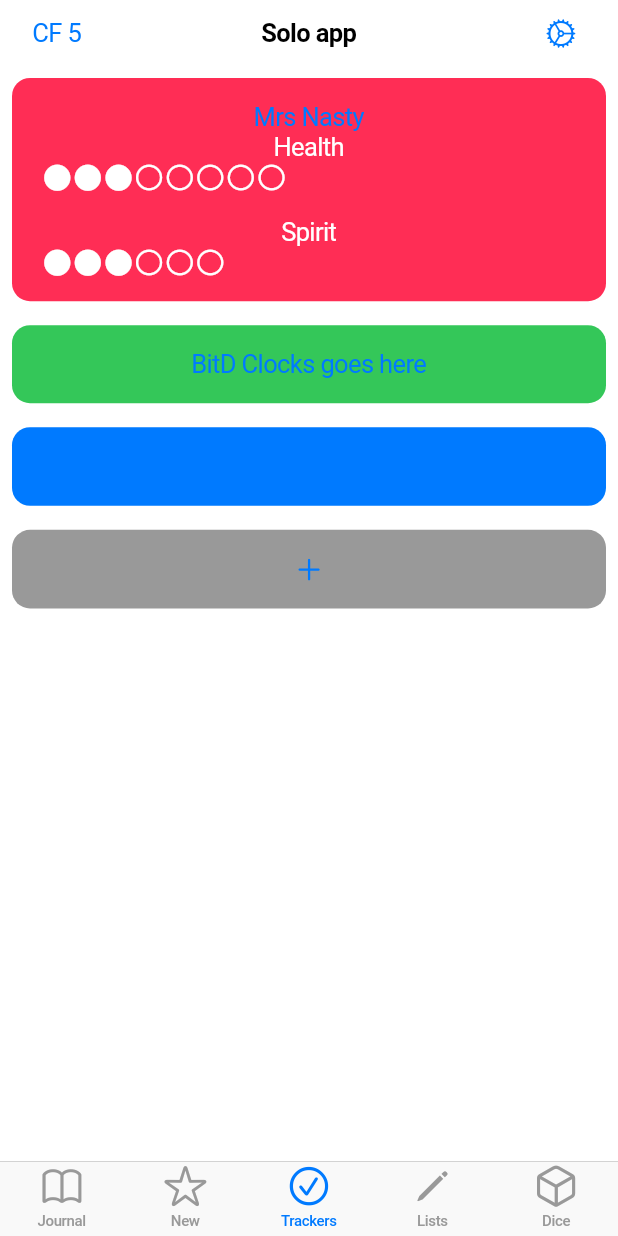
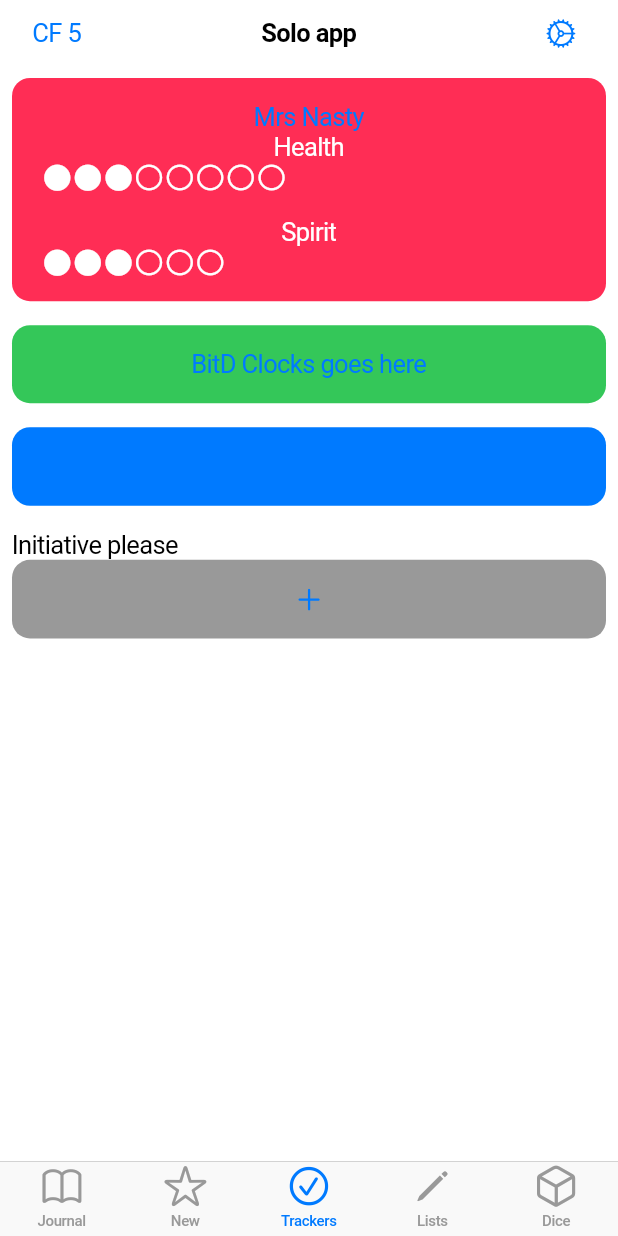
Before and after one commit to spacegiant/mini_solo, a Flutter app: the screen it shows after launch, item 3 of the bottom bar chosen, on a phone screen of 412 x 824 dp. Run offline on Flutter 3.47's test engine with Material 3 defaults, Android fonts, the phone set to English and light mode, and no system bars; our stand-ins replace flutter_markdown.

Commit message:
Add placeholder for initiative

```diff
--- a/lib/views/tracker_view.dart
+++ b/lib/views/tracker_view.dart
@@ -17,6 +17,7 @@ class TrackerView extends StatelessWidget {
       Gap(),
       TimerTracker(),
       Gap(),
+      Text('Initiative please'),
       AddTracker(),
     ]);
   }
```
